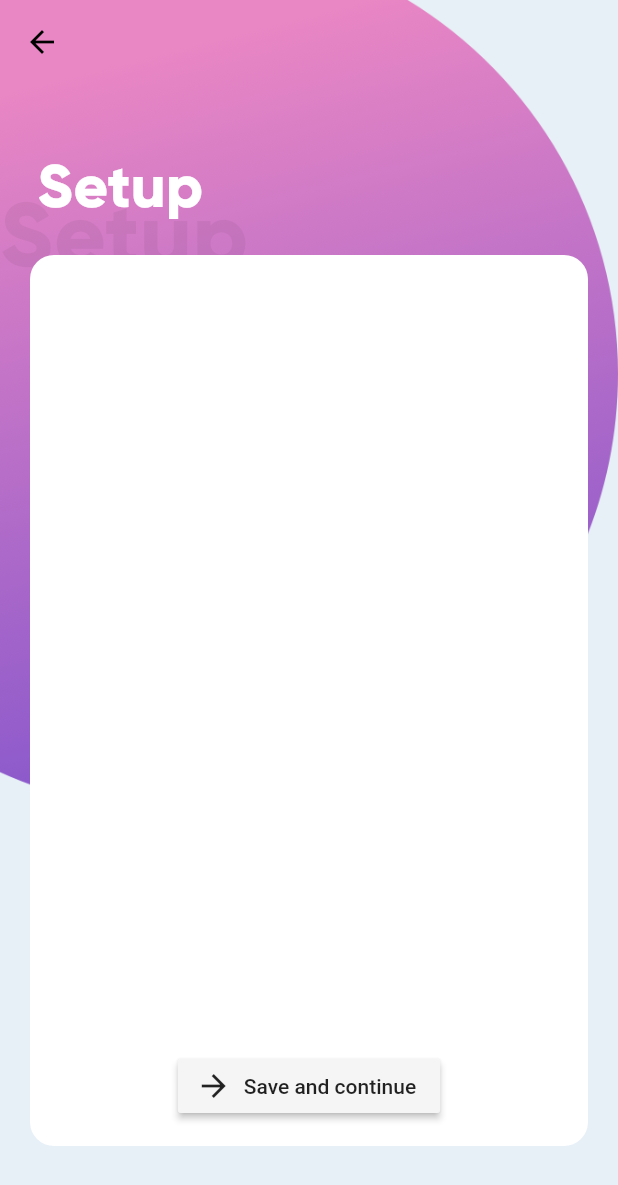
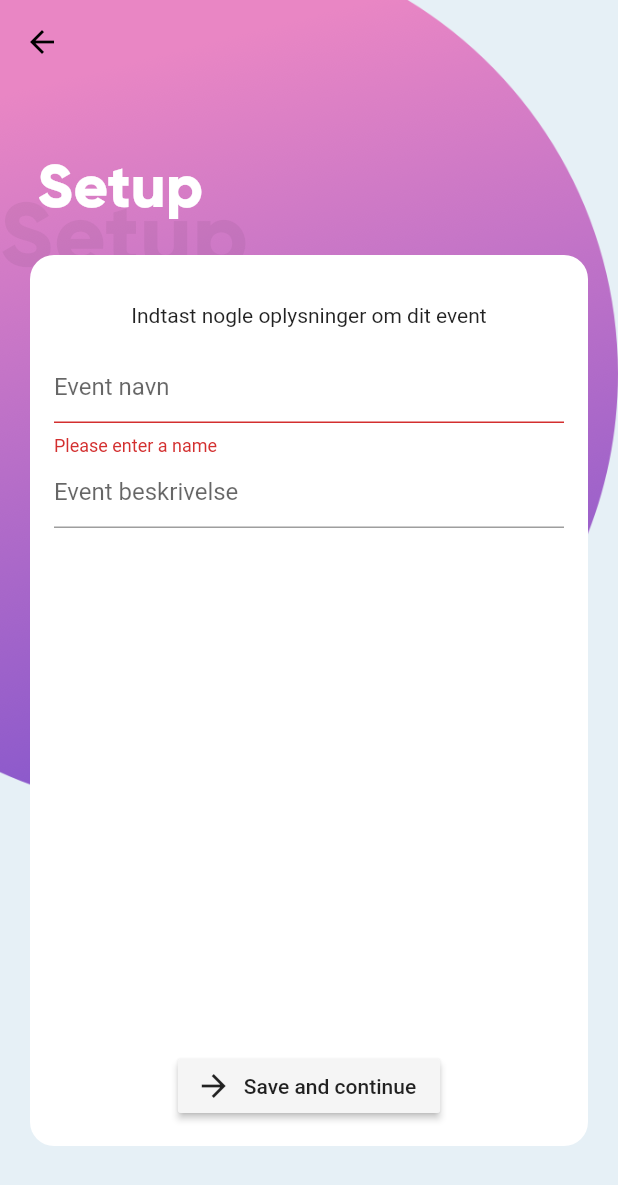
Before and after one commit to piilmann/timetaking-app, a Flutter app: the SettingsPage screen opened by its route, after a tap on "Save and continue", on a phone screen of 412 x 824 dp. Shown: the top 1185 px of the screen. Run offline on Flutter 3.47's test engine with Material 2 defaults, Android fonts, the phone set to English and light mode, and no system bars; our stand-ins replace cloud_firestore, shared_preferences; accounts and stored records are empty; statements that could not run were skipped.

Commit message:
klar til marktest

```diff
--- a/lib/enterid.dart
+++ b/lib/enterid.dart
@@ -1,5 +1,4 @@
 import 'package:flutter/material.dart';
-import 'package:http/http.dart' as http;
 import 'package:motionsloeb_google_sheet/globals.dart' as globals;
 import 'package:motionsloeb_google_sheet/custom_widgets.dart';
 import 'package:cloud_firestore/cloud_firestore.dart';
--- a/lib/settings.dart
+++ b/lib/settings.dart
@@ -1,7 +1,6 @@
 import 'package:flutter/material.dart';
 import 'package:motionsloeb_google_sheet/globals.dart' as globals;
 import 'package:motionsloeb_google_sheet/custom_widgets.dart';
-import 'package:url_launcher/url_launcher.dart';
 import 'dart:math';
 
 class SettingsPage extends StatefulWidget {
@@ -10,47 +9,32 @@ class SettingsPage extends StatefulWidget {
 }
 
 class _SettingsPageState extends State<SettingsPage> {
-  bool camState = false;
   bool saved = false;
-  bool _loading = false;
-  String _qr, _navn, _beskrivelse;
-  final _formKey1 = GlobalKey<FormState>();
+  final _formKey = GlobalKey<FormState>();
   final _formKey2 = GlobalKey<FormState>();
-  final _formKey3 = GlobalKey<FormState>();
-  final _setupSheetUrl =
-      "https://docs.google.com/spreadsheets/d/1Wtvgdp0uEL1T127qW8Id1fJR8HDl_DOhG7AVY_A07Q4/copy";
-
   Random random;
 
-  final scannedSnackbar = SnackBar(content: Text('QR code scanned!'));
-  final savedSnackbar = SnackBar(content: Text('Link has been saved!'));
+  final navnController = TextEditingController();
+  final beskrivelseController = TextEditingController();
 
   @override
   void initState() {
     super.initState();
-    _qr = globals.getUrl();
     random = new Random();
   }
 
-  void deleteUrl() {
-    setState(() {
-      _qr = "";
-    });
-    globals.setUrl("");
+  @override
+  void dispose() {
+    // Clean up the controller when the Widget is disposed
+    navnController.dispose();
+    beskrivelseController.dispose();
+    super.dispose();
   }
 
-  void toggleCamera() {
-    setState(() {
-      camState = !camState;
-    });
-  }
-
-  Future<Null> _launchInBrowser(String url) async {
-    if (await canLaunch(url)) {
-      await launch(url, forceSafariVC: false, forceWebView: false);
-    } else {
-      throw 'Could not launch $url';
-    }
+  void connectToEvent() async {
+    await globals.createEvent(navnController.text, beskrivelseController.text);
+    Navigator.of(context).pop();
+    Navigator.of(context).pushReplacementNamed("/main");
   }
 
   _buildContent() {
@@ -66,12 +50,58 @@ class _SettingsPageState extends State<SettingsPage> {
             crossAxisAlignment: CrossAxisAlignment.center,
             mainAxisAlignment: MainAxisAlignment.start,
             children: <Widget>[
+              new Center(
+                child: new Container(
+                  margin: EdgeInsets.all(16.0),
+                  child: Column(
+                    children: <Widget>[
+                      new Text("Indtast nogle oplysninger om dit event"),
+                      SizedBox(
+                        height: 16.0,
+                      ),
+                      Form(
+                        key: _formKey,
+                        child: TextFormField(
+                          controller: navnController,
+                          decoration: InputDecoration(hintText: "Event navn"),
+                          validator: (value) {
+                            if (value.isEmpty) {
+                              return 'Please enter a name';
+                            }
+                          },
+                        ),
+                      ),
+                      Form(
+                        key: _formKey2,
+                        child: TextFormField(
+                          controller: beskrivelseController,
+                          decoration:
+                              InputDecoration(hintText: "Event beskrivelse"),
+                          validator: (value) {
+                            if (value.isEmpty) {
+                              return 'Please enter some text';
+                            }
+                          },
+                        ),
+                      ),
+                    ],
+                  ),
+                ),
+              ),
+              new SizedBox(
+                height: 30.0,
+              ),
               new Expanded(
                 child: new Container(),
               ),
               new RaisedButton.icon(
-                onPressed: () {},
-                icon:new Icon(Icons.arrow_forward),
+                onPressed: () {
+                  if (_formKey.currentState.validate() &&
+                      _formKey2.currentState.validate()) {
+                        connectToEvent();
+                      }
+                },
+                icon: new Icon(Icons.arrow_forward),
                 label: new Text("Save and continue"),
               ),
               new SizedBox(
@@ -86,9 +116,11 @@ class _SettingsPageState extends State<SettingsPage> {
   Widget build(BuildContext context) {
     return Material(
         child: Stack(children: <Widget>[
-      new Background(title: "Setup"), //Custom baggrund defineret i custom_widgets.dart
+      new Background(
+          title: "Setup"), //Custom baggrund defineret i custom_widgets.dart
       _buildContent(),
-      new Column( // Appbar
+      new Column(
+        // Appbar
         children: <Widget>[
           new AppBar(backgroundColor: Colors.transparent, elevation: 0.0)
         ],
--- a/lib/viewsheet.dart
+++ b/lib/viewsheet.dart
@@ -1,9 +1,7 @@
 import 'package:flutter/material.dart';
-import 'package:intl/intl.dart';
 import 'package:cloud_firestore/cloud_firestore.dart';
 import 'package:motionsloeb_google_sheet/custom_widgets.dart' as widgets;
 import 'package:motionsloeb_google_sheet/globals.dart' as globals;
-import 'package:url_launcher/url_launcher.dart';
 
 final dummySnapshot = [
   {"time": Timestamp.now(), "id": 15},
@@ -56,7 +54,7 @@ CLOUD FIRESTORE
 */
   Widget _buildBody(BuildContext context) {
     return StreamBuilder<QuerySnapshot>(
-      stream: Firestore.instance.collection('results').snapshots(),
+      stream: Firestore.instance.collection('results').where("eventid", isEqualTo: globals.getEventId()).snapshots(),
       builder: (context, snapshot) {
         if (!snapshot.hasData) return LinearProgressIndicator();
 
--- a/pubspec.yaml
+++ b/pubspec.yaml
@@ -20,7 +20,6 @@ dependencies:
   # Use with the CupertinoIcons class for iOS style icons.
   cupertino_icons: ^0.1.2
   shared_preferences: ^0.4.3
-  qr_mobile_vision: ^0.1.0
   url_launcher: ^4.0.1
   cloud_firestore: ^0.8.2+3
   intl: ^0.15.7
```
Also changed, not shown: lib/globals.dart (+72 -50 lines), lib/info.dart (+86 -1 lines), lib/main.dart (+24 -18 lines), lib/mainmenu.dart (+5 -4 lines), lib/startrace.dart (+36 -42 lines), pubspec.lock, 11 other files.
